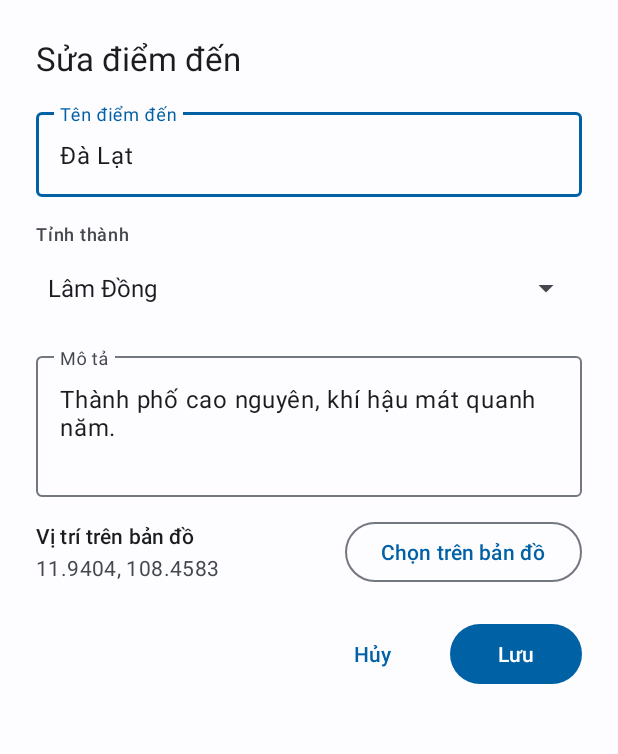
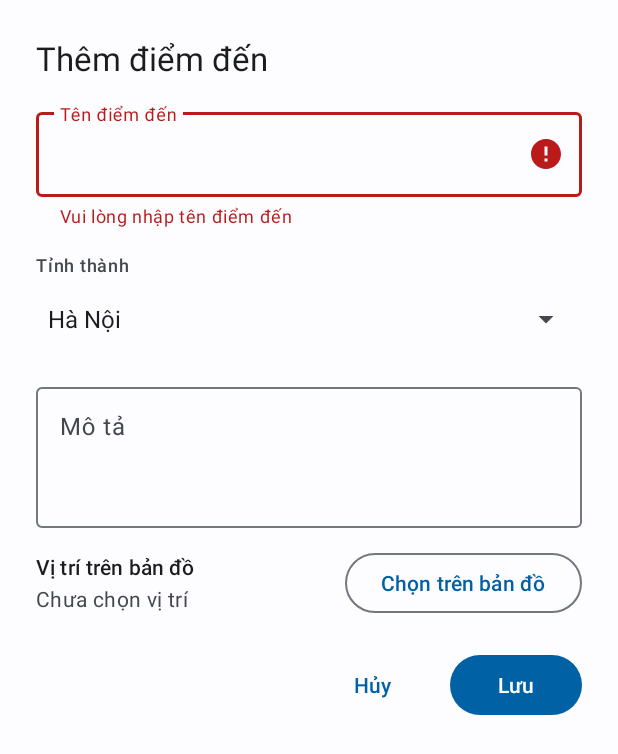
Before and after one commit to SonT23/Android-UMT26-04, an Android app: the fragment SuaDiemDenFragment shown on its own in the app's theme, after a tap on "Lưu", on a phone screen of 412 x 824 dp. Shown: the top 754 px of the screen. Run offline under Robolectric (Android 15) with nearby library versions, the phone set to English and light mode, and no system bars.

Commit message:
[+] D1 Thêm, sửa điểm đến
SuaDiemDenFragment.newInstance(maDiemDen): mã rỗng là thêm mới, có mã thì điền sẵn dữ liệu.
Lưu kiểm tra tên trống, trùng tên trong cùng tỉnh, rồi trả kết quả về A12 bằng setFragmentResult.
Nút Hủy dùng onBackPressedDispatcher. Dữ liệu mẫu điểm đến có mã DD01... và kho dùng chung KhoDiemDenMau.

```diff
--- a/Source/TourApp/app/src/main/java/vn/edu/umt/tour/ui/quantri/tour/DuLieuMau.kt
+++ b/Source/TourApp/app/src/main/java/vn/edu/umt/tour/ui/quantri/tour/DuLieuMau.kt
@@ -1,24 +1,43 @@
 package vn.edu.umt.tour.ui.quantri.tour
 
 // Dữ liệu mẫu để dựng giao diện module D khi chưa có API.
-// Khi nối API thì thay các lớp ...Mau bằng lớp trong package model/ và lời gọi trong data/api/.
+// Tuần 9 thay các lớp ...Mau bằng lớp trong package model/ và đọc, ghi Firestore.
 
-// A12: một điểm đến. soTour là số tour đang dùng điểm đến này.
+// A12: một điểm đến. ma giống id document trên Firestore ("DD01"...).
+// soTour là số tour đang dùng điểm đến này.
 class DiemDenMau(
-    val ten: String,
-    val tinh: String,
+    val ma: String,
+    var ten: String,
+    var tinh: String,
+    var moTa: String,
+    var toaDo: String,
     val soTour: Int
 )
 
 fun taoDiemDenMau(): ArrayList<DiemDenMau> {
     return arrayListOf(
-        DiemDenMau("Đà Lạt", "Lâm Đồng", 2),
-        DiemDenMau("Nha Trang", "Khánh Hòa", 1),
-        DiemDenMau("Hội An", "Quảng Nam", 1),
-        DiemDenMau("Phú Quốc", "Kiên Giang", 1),
-        DiemDenMau("Hạ Long", "Quảng Ninh", 1),
-        DiemDenMau("Sa Pa", "Lào Cai", 0)
+        DiemDenMau("DD01", "Đà Lạt", "Lâm Đồng", "Thành phố cao nguyên, khí hậu mát quanh năm.", "11.9404, 108.4583", 2),
+        DiemDenMau("DD02", "Nha Trang", "Khánh Hòa", "Thành phố biển, nhiều đảo đẹp.", "12.2388, 109.1967", 1),
+        DiemDenMau("DD03", "Hội An", "Quảng Nam", "Phố cổ bên sông Hoài.", "15.8801, 108.3380", 1),
+        DiemDenMau("DD04", "Phú Quốc", "Kiên Giang", "Đảo ngọc, biển xanh cát trắng.", "10.2899, 103.9840", 1),
+        DiemDenMau("DD05", "Hạ Long", "Quảng Ninh", "Vịnh di sản với hàng nghìn đảo đá.", "20.9101, 107.1839", 1),
+        DiemDenMau("DD06", "Sa Pa", "Lào Cai", "Ruộng bậc thang và núi Fansipan.", "22.3364, 103.8438", 0)
     )
+}
+
+// D1: danh sách điểm đến dùng chung trong lúc app chạy, để A12 và A12 Sửa cùng thấy một dữ liệu
+// (thêm, sửa, xóa ở A12 không mất khi mở màn hình khác rồi quay lại).
+// Tuần 9 thay bằng đọc, ghi collection diem_den trên Firestore.
+object KhoDiemDenMau {
+    val ds: ArrayList<DiemDenMau> = taoDiemDenMau()
+
+    fun tim(ma: String): DiemDenMau? = ds.find { it.ma == ma }
+
+    // Mã cho điểm đến mới: DD + số lớn nhất hiện có + 1, vd. DD07
+    fun maMoi(): String {
+        val soLonNhat = ds.maxOfOrNull { it.ma.removePrefix("DD").toIntOrNull() ?: 0 } ?: 0
+        return "DD" + (soLonNhat + 1).toString().padStart(2, '0')
+    }
 }
 
 // A12 Sửa điểm đến: danh sách tỉnh thành cho Spinner
@@ -29,10 +48,7 @@ fun taoTinhMau(): ArrayList<String> {
     )
 }
 
-// A12 Sửa điểm đến: điểm đến đang sửa (Đà Lạt) như trong thiết kế
-const val TEN_DANG_SUA = "Đà Lạt"
-const val TINH_DANG_SUA = "Lâm Đồng"
-const val MO_TA_DANG_SUA = "Thành phố cao nguyên, khí hậu mát quanh năm."
+// A24: tọa độ đang ghim như trong thiết kế (Đà Lạt)
 const val TOA_DO_DANG_SUA = "11.9404, 108.4583"
 
 // A13: một tour trong danh sách quản trị.
--- a/Source/TourApp/app/src/main/java/vn/edu/umt/tour/ui/quantri/tour/ManHinhD.kt
+++ b/Source/TourApp/app/src/main/java/vn/edu/umt/tour/ui/quantri/tour/ManHinhD.kt
@@ -8,7 +8,7 @@ import vn.edu.umt.tour.xemthu.ManHinh
  */
 val manHinhD: List<ManHinh> = listOf(
     ManHinh("A12", "Điểm đến") { DiemDenFragment() },
-    ManHinh("A12", "Sửa điểm đến") { SuaDiemDenFragment() },
+    ManHinh("A12", "Sửa điểm đến") { SuaDiemDenFragment.newInstance("DD01") },
     ManHinh("A13", "Danh sách tour") { DanhSachTourFragment() },
     ManHinh("A15", "Đợt khởi hành") { DotKhoiHanhFragment() },
     ManHinh("A14", "Thêm, sửa tour") { ThemSuaTourFragment() },
--- a/Source/TourApp/app/src/main/java/vn/edu/umt/tour/ui/quantri/tour/SuaDiemDenFragment.kt
+++ b/Source/TourApp/app/src/main/java/vn/edu/umt/tour/ui/quantri/tour/SuaDiemDenFragment.kt
@@ -9,14 +9,17 @@ import android.widget.Button
 import android.widget.Spinner
 import android.widget.TextView
 import android.widget.Toast
+import androidx.core.os.bundleOf
 import androidx.fragment.app.Fragment
+import androidx.fragment.app.setFragmentResult
 import com.google.android.material.textfield.TextInputEditText
 import com.google.android.material.textfield.TextInputLayout
 import vn.edu.umt.tour.R
 
-// A12 Sửa điểm đến: tên, tỉnh thành, mô tả, vị trí trên bản đồ.
-// Giai đoạn này chỉ dựng giao diện và kiểm tra ô tên; lưu thật làm khi nối API,
-// nút "Chọn trên bản đồ" sau này mở A24 Chọn vị trí.
+// A12 Sửa điểm đến (D1): dùng cho cả thêm mới và sửa.
+// newInstance(null) là thêm mới (các ô trống); newInstance("DD01") là sửa điểm đến DD01.
+// Bấm Lưu: gửi dữ liệu về A12 bằng setFragmentResult rồi đóng màn hình; A12 tự cập nhật danh sách.
+// Nút "Chọn trên bản đồ" sau này mở A24 Chọn vị trí (D8).
 class SuaDiemDenFragment : Fragment() {
 
     override fun onCreateView(
@@ -28,45 +31,88 @@ class SuaDiemDenFragment : Fragment() {
     override fun onViewCreated(view: View, savedInstanceState: Bundle?) {
         super.onViewCreated(view, savedInstanceState)
 
+        // Mã null hoặc không tìm thấy thì coi là thêm mới
+        val ma = arguments?.getString(MA)
+        val dangSua = ma?.let { KhoDiemDenMau.tim(it) }
+
         val tenTIL = view.findViewById<TextInputLayout>(R.id.tenTIL)
         val tenET = view.findViewById<TextInputEditText>(R.id.tenET)
         val moTaET = view.findViewById<TextInputEditText>(R.id.moTaET)
         val toaDoTV = view.findViewById<TextView>(R.id.toaDoTV)
 
-        // Điền sẵn dữ liệu của điểm đến đang sửa
-        tenET.setText(TEN_DANG_SUA)
-        moTaET.setText(MO_TA_DANG_SUA)
-        toaDoTV.text = TOA_DO_DANG_SUA
-
-        // Spinner tỉnh thành: chọn sẵn tỉnh của điểm đến đang sửa
+        // Spinner tỉnh thành. Tỉnh của điểm đến đang sửa chưa có trong danh sách thì thêm vào.
         val tinh = taoTinhMau()
+        if (dangSua != null && dangSua.tinh !in tinh) tinh.add(dangSua.tinh)
         val tinhSP = view.findViewById<Spinner>(R.id.tinhSP)
         ArrayAdapter(requireContext(), android.R.layout.simple_spinner_item, tinh)
             .also { adapter ->
                 adapter.setDropDownViewResource(android.R.layout.simple_spinner_dropdown_item)
                 tinhSP.adapter = adapter
             }
-        tinhSP.setSelection(tinh.indexOf(TINH_DANG_SUA))
+
+        if (dangSua == null) {
+            view.findViewById<TextView>(R.id.tieuDeTV).setText(R.string.a12_them_tieu_de)
+            toaDoTV.setText(R.string.a12_chua_chon_vi_tri)
+        } else {
+            // savedInstanceState khác null là màn hình được tạo lại (xoay máy):
+            // ô nhập tự giữ chữ người dùng đang gõ, không điền đè dữ liệu cũ.
+            if (savedInstanceState == null) {
+                tenET.setText(dangSua.ten)
+                moTaET.setText(dangSua.moTa)
+                tinhSP.setSelection(tinh.indexOf(dangSua.tinh))
+            }
+            toaDoTV.text = dangSua.toaDo
+        }
 
         view.findViewById<Button>(R.id.chonBanDoBtn).setOnClickListener {
             Toast.makeText(requireContext(), R.string.a12_chon_tren_ban_do, Toast.LENGTH_SHORT).show()
         }
 
-        // Lưu: tên không được để trống, nếu trống thì báo lỗi ngay dưới ô
+        // Lưu: tên không trống, không trùng tên trong cùng tỉnh; hợp lệ thì trả kết quả về A12
         view.findViewById<Button>(R.id.luuBtn).setOnClickListener {
             val ten = tenET.text.toString().trim()
-            if (ten.isEmpty()) {
-                tenTIL.error = getString(R.string.a12_loi_ten)
-            } else {
-                tenTIL.error = null
-                val thongBao = getString(R.string.a12_da_luu, ten)
-                Toast.makeText(requireContext(), thongBao, Toast.LENGTH_SHORT).show()
+            val tinhChon = tinhSP.selectedItem.toString()
+            val trungTen = KhoDiemDenMau.ds.any {
+                it.ma != ma && it.tinh == tinhChon && it.ten.equals(ten, ignoreCase = true)
+            }
+            when {
+                ten.isEmpty() -> tenTIL.error = getString(R.string.a12_loi_ten)
+                trungTen -> tenTIL.error = getString(R.string.a12_loi_trung_ten)
+                else -> {
+                    tenTIL.error = null
+                    val toaDo = if (dangSua == null) "" else dangSua.toaDo
+                    setFragmentResult(
+                        KET_QUA,
+                        bundleOf(
+                            MA to dangSua?.ma.orEmpty(),
+                            TEN to ten,
+                            TINH to tinhChon,
+                            MO_TA to moTaET.text.toString().trim(),
+                            TOA_DO to toaDo
+                        )
+                    )
+                    requireActivity().onBackPressedDispatcher.onBackPressed()
+                }
             }
         }
 
-        // Hủy: tạm thời đóng màn hình xem thử
+        // Hủy: đóng màn hình, không lưu gì (README, mục "Nút Quay lại")
         view.findViewById<Button>(R.id.huyBtn).setOnClickListener {
-            requireActivity().finish()
+            requireActivity().onBackPressedDispatcher.onBackPressed()
+        }
+    }
+
+    companion object {
+        // Khóa của Fragment Result gửi về A12
+        const val KET_QUA = "a12_sua_diem_den_ket_qua"
+        const val MA = "ma_diem_den" // cũng là khóa trong arguments; chuỗi rỗng là thêm mới
+        const val TEN = "ten"
+        const val TINH = "tinh"
+        const val MO_TA = "mo_ta"
+        const val TOA_DO = "toa_do"
+
+        fun newInstance(maDiemDen: String?) = SuaDiemDenFragment().apply {
+            arguments = bundleOf(MA to maDiemDen)
         }
     }
 }
--- a/Source/TourApp/app/src/main/res/values/strings_quantritour.xml
+++ b/Source/TourApp/app/src/main/res/values/strings_quantritour.xml
@@ -21,6 +21,20 @@
     <string name="a12_luu">Lưu</string>
     <string name="a12_loi_ten">Vui lòng nhập tên điểm đến</string>
     <string name="a12_da_luu">Đã lưu điểm đến %1$s</string>
+    <string name="a12_them_tieu_de">Thêm điểm đến</string>
+    <string name="a12_chua_chon_vi_tri">Chưa chọn vị trí</string>
+    <string name="a12_da_them">Đã thêm điểm đến %1$s</string>
+    <string name="a12_loi_trung_ten">Đã có điểm đến cùng tên trong tỉnh này</string>
+
+    <!-- D1 Sửa, xóa điểm đến ở A12 -->
+    <string name="a12_menu_sua">Sửa</string>
+    <string name="a12_menu_xoa">Xóa</string>
+    <string name="a12_xoa_hoi">Xóa điểm đến %1$s?</string>
+    <string name="a12_xoa_giai_thich">Điểm đến bị xóa sẽ không còn trong danh sách chọn khi tạo tour.</string>
+    <string name="a12_xoa_dong_y">Xóa</string>
+    <string name="a12_xoa_khong">Không</string>
+    <string name="a12_da_xoa">Đã xóa điểm đến %1$s</string>
+    <string name="a12_khong_xoa_duoc">%1$s đang có %2$d tour, không xóa được</string>
 
     <!-- A13 Danh sách tour -->
     <string name="a13_tieu_de">Tour</string>
```
